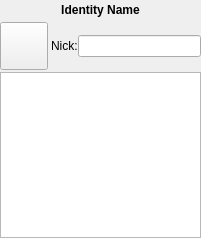
Old version of the form kopete/identity/identitystatusbase.ui in the repository KDE/kopete.
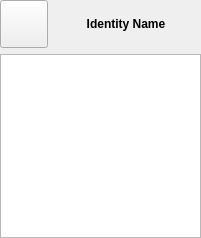
New version of the form.

Commit message: Remove the Nick field from the IdentityStatusWidget, as discussed on IRC

```diff
--- a/kopete/identity/identitystatusbase.ui
+++ b/kopete/identity/identitystatusbase.ui
@@ -10,9 +10,6 @@
    </rect>
   </property>
   <layout class="QVBoxLayout" >
-   <property name="spacing" >
-    <number>2</number>
-   </property>
    <property name="leftMargin" >
     <number>0</number>
    </property>
@@ -25,28 +22,6 @@
    <property name="bottomMargin" >
     <number>0</number>
    </property>
-   <item>
-    <widget class="QLabel" name="identityName" >
-     <property name="minimumSize" >
-      <size>
-       <width>0</width>
-       <height>20</height>
-      </size>
-     </property>
-     <property name="font" >
-      <font>
-       <weight>75</weight>
-       <bold>true</bold>
-      </font>
-     </property>
-     <property name="text" >
-      <string>Identity Name</string>
-     </property>
-     <property name="alignment" >
-      <set>Qt::AlignCenter</set>
-     </property>
-    </widget>
-   </item>
    <item>
     <layout class="QGridLayout" >
      <property name="horizontalSpacing" >
@@ -77,22 +52,30 @@
        </property>
       </widget>
      </item>
+     <item row="0" column="2" >
+      <layout class="QHBoxLayout" />
+     </item>
      <item row="0" column="1" >
-      <layout class="QHBoxLayout" >
-       <item>
-        <widget class="QLabel" name="nickLabel" >
-         <property name="text" >
-          <string>Nick:</string>
-         </property>
-         <property name="buddy" >
-          <cstring>nickName</cstring>
-         </property>
-        </widget>
-       </item>
-       <item>
-        <widget class="QLineEdit" name="nickName" />
-       </item>
-      </layout>
+      <widget class="QLabel" name="identityName" >
+       <property name="minimumSize" >
+        <size>
+         <width>0</width>
+         <height>20</height>
+        </size>
+       </property>
+       <property name="font" >
+        <font>
+         <weight>75</weight>
+         <bold>true</bold>
+        </font>
+       </property>
+       <property name="text" >
+        <string>Identity Name</string>
+       </property>
+       <property name="alignment" >
+        <set>Qt::AlignCenter</set>
+       </property>
+      </widget>
      </item>
     </layout>
    </item>
```
The commit also changes 2 other files.
